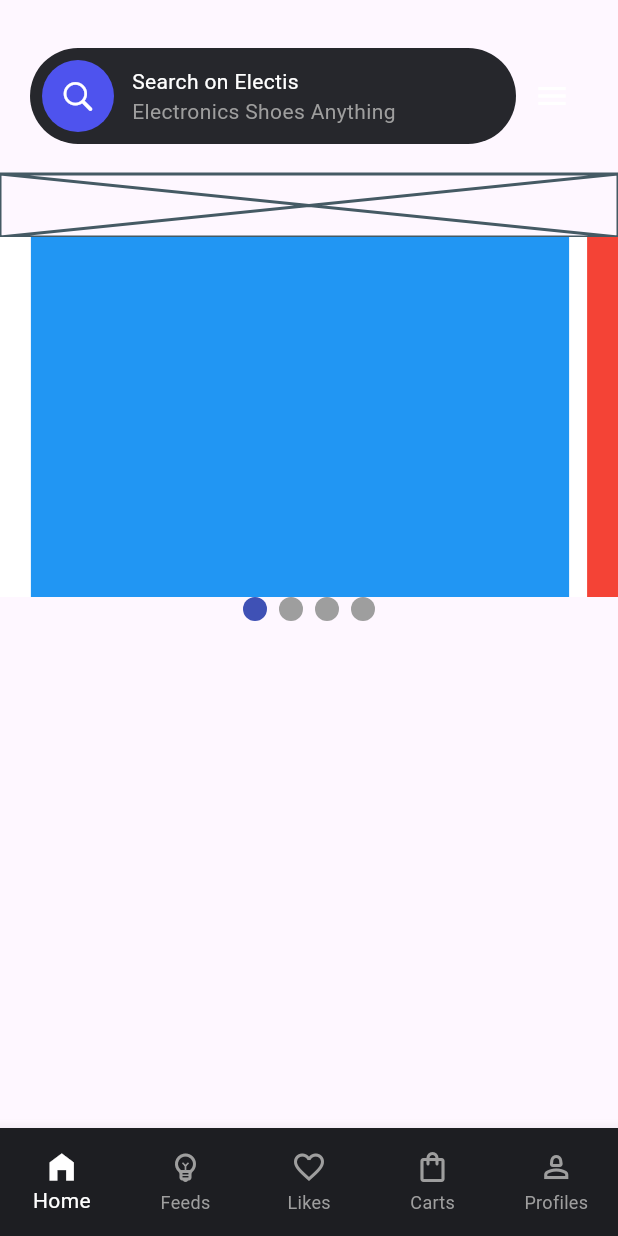
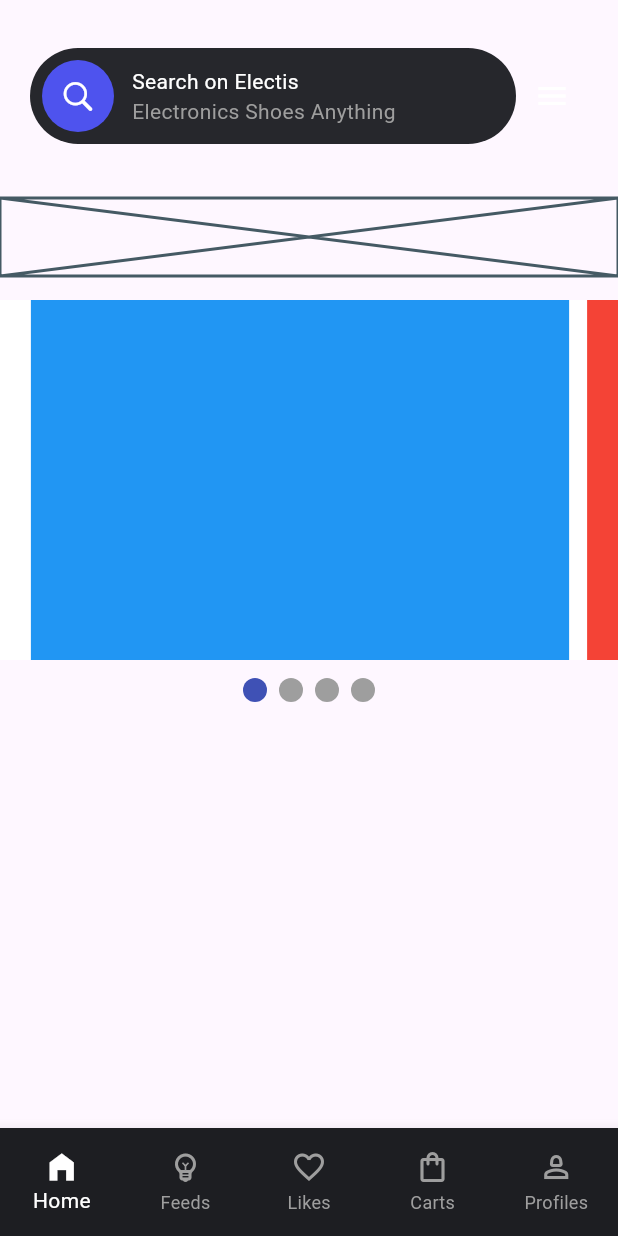
Before and after one commit to JAICHANGPARK/flutter_notebook_chapter_38, a Flutter app: the ElectronicHomePage screen opened directly, on a phone screen of 412 x 824 dp. Run offline on Flutter 3.47's test engine with Material 3 defaults, Android fonts, the phone set to English and light mode, and no system bars; drawn by our look-alikes of smooth_page_indicator; our stand-ins replace gap, go_router.

Commit message:
Update electronic_home_page.dart

```diff
--- a/lib/ep1922_electronic_app/view/electronic_home_page.dart
+++ b/lib/ep1922_electronic_app/view/electronic_home_page.dart
@@ -77,10 +77,14 @@ class _ElectronicHomePageState extends State<ElectronicHomePage> {
                 ],
               ),
             ),
-            SizedBox(
-              height: 42,
-              child: Placeholder(),
+            Padding(
+              padding: const EdgeInsets.symmetric(vertical: 16),
+              child: SizedBox(
+                height: 52,
+                child: Placeholder(),
+              ),
             ),
+
             SizedBox(
               height: 240,
               child: Container(
@@ -103,7 +107,9 @@ class _ElectronicHomePageState extends State<ElectronicHomePage> {
                   ],
                 ),
               ),
+
             ),
+            Gap(12),
             SmoothPageIndicator(
               controller: pageController,
               count: 4,
```
